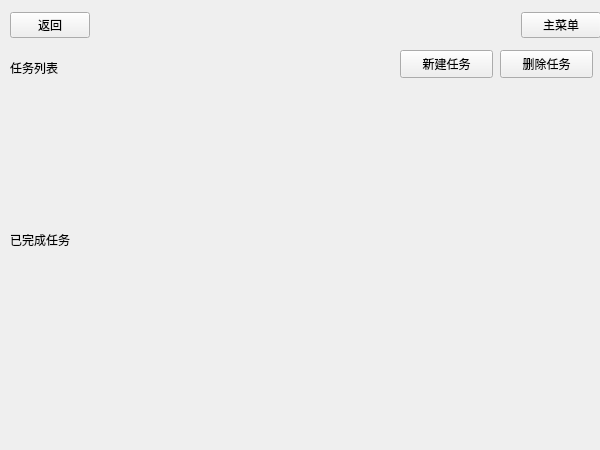
Qt form task.ui (Flyame-debug/Tomato) before a commit.
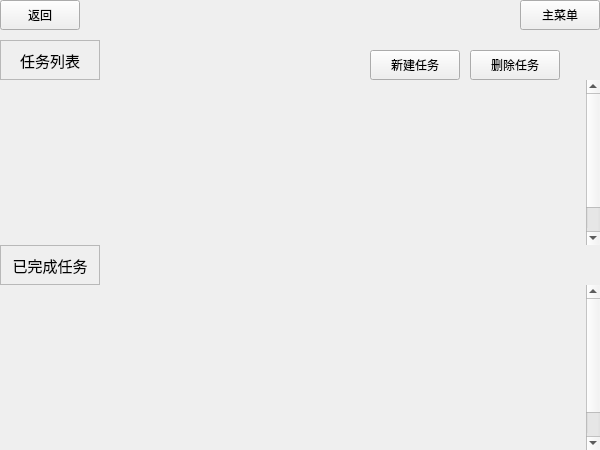
The same form after that commit.

Diff of the .ui file:
```diff
--- a/task.ui
+++ b/task.ui
@@ -28,111 +28,180 @@
   <widget class="QWidget" name="widget" native="true">
    <property name="geometry">
     <rect>
-     <x>10</x>
+     <x>0</x>
      <y>0</y>
-     <width>591</width>
-     <height>51</height>
+     <width>600</width>
+     <height>30</height>
     </rect>
    </property>
-   <layout class="QGridLayout" name="gridLayout">
-    <item row="0" column="0">
-     <widget class="QPushButton" name="btn_return">
-      <property name="text">
-       <string>返回</string>
-      </property>
-     </widget>
-    </item>
-    <item row="0" column="1">
-     <spacer name="horizontalSpacer">
-      <property name="orientation">
-       <enum>Qt::Horizontal</enum>
-      </property>
-      <property name="sizeHint" stdset="0">
-       <size>
-        <width>372</width>
-        <height>20</height>
-       </size>
-      </property>
-     </spacer>
-    </item>
-    <item row="0" column="2">
-     <widget class="QPushButton" name="btn_mainMenu">
-      <property name="text">
-       <string>主菜单</string>
-      </property>
-     </widget>
-    </item>
-   </layout>
-  </widget>
-  <widget class="QWidget" name="widget_2" native="true">
-   <property name="geometry">
-    <rect>
-     <x>10</x>
-     <y>50</y>
-     <width>591</width>
-     <height>161</height>
-    </rect>
-   </property>
-   <widget class="QLabel" name="label_2">
+   <widget class="QPushButton" name="btn_return">
     <property name="geometry">
      <rect>
       <x>0</x>
-      <y>10</y>
-      <width>72</width>
-      <height>15</height>
+      <y>0</y>
+      <width>80</width>
+      <height>30</height>
      </rect>
     </property>
     <property name="text">
-     <string>任务列表</string>
+     <string>返回</string>
     </property>
    </widget>
-   <widget class="QPushButton" name="createTask">
+   <widget class="QPushButton" name="btn_mainMenu">
     <property name="geometry">
      <rect>
-      <x>390</x>
+      <x>520</x>
       <y>0</y>
-      <width>93</width>
-      <height>28</height>
+      <width>80</width>
+      <height>30</height>
      </rect>
     </property>
     <property name="text">
-     <string>新建任务</string>
+     <string>主菜单</string>
     </property>
    </widget>
-   <widget class="QPushButton" name="pushButton">
+  </widget>
+  <widget class="QScrollArea" name="scrollArea">
+   <property name="geometry">
+    <rect>
+     <x>0</x>
+     <y>80</y>
+     <width>600</width>
+     <height>165</height>
+    </rect>
+   </property>
+   <property name="frameShape">
+    <enum>QFrame::NoFrame</enum>
+   </property>
+   <property name="widgetResizable">
+    <bool>true</bool>
+   </property>
+   <widget class="QWidget" name="scrollAreaWidgetContents">
     <property name="geometry">
      <rect>
-      <x>490</x>
+      <x>0</x>
       <y>0</y>
-      <width>93</width>
-      <height>28</height>
+      <width>586</width>
+      <height>200</height>
      </rect>
     </property>
-    <property name="text">
-     <string>删除任务</string>
+    <property name="minimumSize">
+     <size>
+      <width>0</width>
+      <height>200</height>
+     </size>
     </property>
    </widget>
   </widget>
-  <widget class="QWidget" name="widget_3" native="true">
+  <widget class="QLabel" name="label">
    <property name="geometry">
     <rect>
-     <x>10</x>
-     <y>229</y>
-     <width>571</width>
-     <height>231</height>
+     <x>0</x>
+     <y>40</y>
+     <width>100</width>
+     <height>40</height>
     </rect>
    </property>
-   <widget class="QLabel" name="label">
+   <property name="font">
+    <font>
+     <pointsize>11</pointsize>
+    </font>
+   </property>
+   <property name="frameShape">
+    <enum>QFrame::StyledPanel</enum>
+   </property>
+   <property name="text">
+    <string>任务列表</string>
+   </property>
+   <property name="alignment">
+    <set>Qt::AlignCenter</set>
+   </property>
+  </widget>
+  <widget class="QPushButton" name="createTask">
+   <property name="geometry">
+    <rect>
+     <x>370</x>
+     <y>50</y>
+     <width>90</width>
+     <height>30</height>
+    </rect>
+   </property>
+   <property name="text">
+    <string>新建任务</string>
+   </property>
+  </widget>
+  <widget class="QPushButton" name="pushButton">
+   <property name="geometry">
+    <rect>
+     <x>470</x>
+     <y>50</y>
+     <width>90</width>
+     <height>30</height>
+    </rect>
+   </property>
+   <property name="text">
+    <string>删除任务</string>
+   </property>
+  </widget>
+  <widget class="QLabel" name="label_2">
+   <property name="geometry">
+    <rect>
+     <x>0</x>
+     <y>245</y>
+     <width>100</width>
+     <height>40</height>
+    </rect>
+   </property>
+   <property name="font">
+    <font>
+     <pointsize>11</pointsize>
+    </font>
+   </property>
+   <property name="frameShape">
+    <enum>QFrame::StyledPanel</enum>
+   </property>
+   <property name="text">
+    <string>已完成任务</string>
+   </property>
+   <property name="alignment">
+    <set>Qt::AlignCenter</set>
+   </property>
+  </widget>
+  <widget class="QScrollArea" name="scrollArea_2">
+   <property name="geometry">
+    <rect>
+     <x>0</x>
+     <y>285</y>
+     <width>600</width>
+     <height>165</height>
+    </rect>
+   </property>
+   <property name="minimumSize">
+    <size>
+     <width>0</width>
+     <height>0</height>
+    </size>
+   </property>
+   <property name="frameShape">
+    <enum>QFrame::NoFrame</enum>
+   </property>
+   <property name="widgetResizable">
+    <bool>true</bool>
+   </property>
+   <widget class="QWidget" name="scrollAreaWidgetContents_2">
     <property name="geometry">
      <rect>
       <x>0</x>
       <y>0</y>
-      <width>111</width>
-      <height>21</height>
+      <width>586</width>
+      <height>200</height>
      </rect>
     </property>
-    <property name="text">
-     <string>已完成任务</string>
+    <property name="minimumSize">
+     <size>
+      <width>0</width>
+      <height>200</height>
+     </size>
     </property>
    </widget>
   </widget>
```
